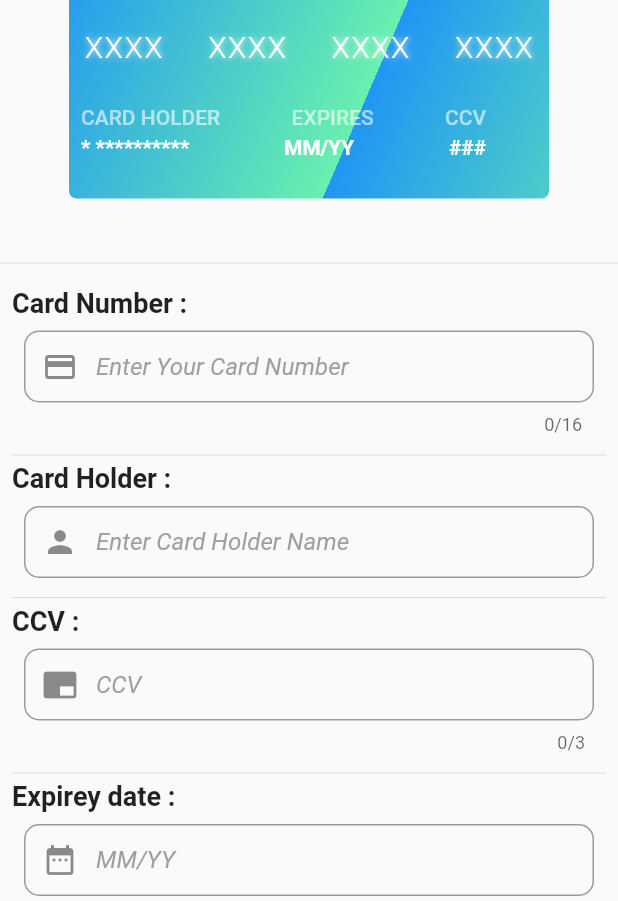
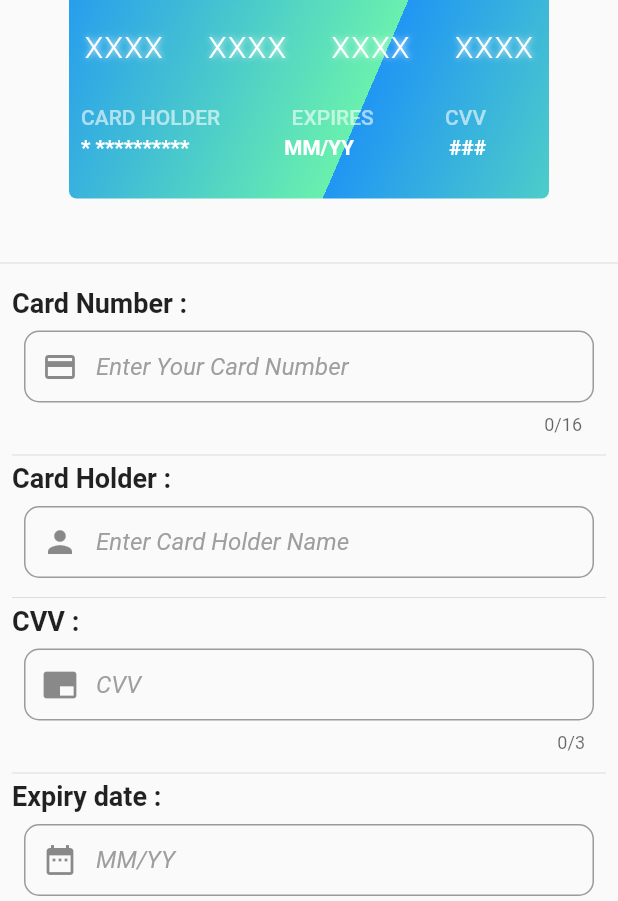
Before and after one commit to Arunkumar-ak37/Flutter_Nikeapp_UI, a Flutter app: the CardDetails screen opened directly, on a phone screen of 412 x 824 dp. Shown: the part 208-1109 px from the top of the screen. Run offline on Flutter 3.47's test engine with Material 2 defaults, Android fonts, the phone set to English and light mode, and no system bars; our stand-ins replace carousel_pro; network calls fail.

Commit message:
first commit

```diff
--- a/lib/card/carddataverify.dart
+++ b/lib/card/carddataverify.dart
@@ -127,7 +127,7 @@ class CardDataVerify extends StatelessWidget {
                                       fontSize: 14),
                                 ),
                                 Text(
-                                  'CCV',
+                                  'CVV',
                                   style: TextStyle(
                                       fontWeight: FontWeight.w500,
                                       color: Colors.white60,
--- a/lib/card/carddetails.dart
+++ b/lib/card/carddetails.dart
@@ -110,7 +110,7 @@ class _CardDetailsState extends State<CardDetails> {
                                       fontSize: 14),
                                 ),
                                 Text(
-                                  'CCV',
+                                  'CVV',
                                   style: TextStyle(
                                       fontWeight: FontWeight.w500,
                                       color: Colors.white60,
@@ -245,7 +245,7 @@ class _CardDetailsState extends State<CardDetails> {
                         height: 10,
                       ),
                       Text(
-                        "CCV :",
+                        "CVV :",
                         style: TextStyle(
                             fontSize: 18, fontWeight: FontWeight.w700),
                       ),
@@ -254,7 +254,7 @@ class _CardDetailsState extends State<CardDetails> {
                         child: TextFormField(
                           validator: (String args) {
                             if (args.length == 0) {
-                              return "CCV can't be empty";
+                              return "CVV can't be empty";
                             } else if (args.length != 3) {
                               return "Enter a valid number";
                             } else {
@@ -273,7 +273,7 @@ class _CardDetailsState extends State<CardDetails> {
                                   color: Colors.grey),
                               border: OutlineInputBorder(
                                   borderRadius: BorderRadius.circular(10)),
-                              hintText: "CCV",
+                              hintText: "CVV",
                               prefixIcon: Icon(Icons.branding_watermark)),
                         ),
                       ),
@@ -281,7 +281,7 @@ class _CardDetailsState extends State<CardDetails> {
                         height: 10,
                       ),
                       Text(
-                        "Expirey date :",
+                        "Expiry date :",
                         style: TextStyle(
                             fontSize: 18, fontWeight: FontWeight.w700),
                       ),
@@ -328,7 +328,6 @@ class _CardDetailsState extends State<CardDetails> {
         color: Colors.blueAccent,
         child: FlatButton(
           onPressed: () {
-            //key.currentState.validate();
             setState(() {
               if (key.currentState.validate() == true) {
                 return carddata(context);
@@ -361,6 +360,7 @@ class _CardDetailsState extends State<CardDetails> {
           ccvnum: ccvnum,
           expdate: expdate,
         ),
-        ));
+      ),
+    );
   }
 }
```
Lines whose indentation alone changed are shown as unchanged.
